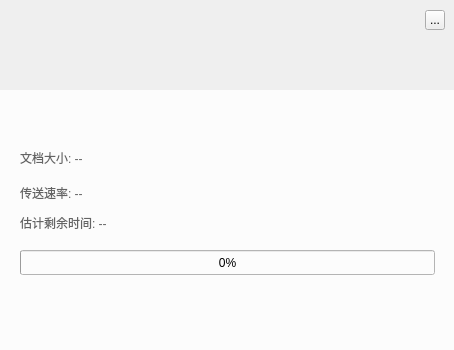
The window that TTKModule/TTKWidget/musicUiKits/musicWidgetKits/musicsourceupdatewidget.ui (Greedysky/TTKMusicPlayer) describes before a commit, drawn with Qt 5.
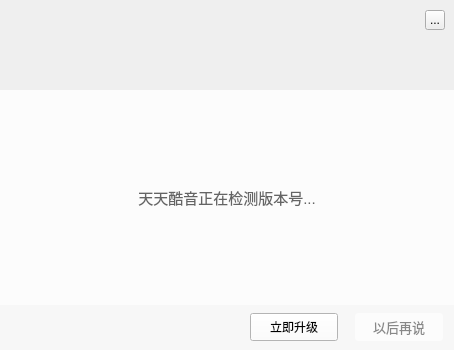
The same window after the commit. The open tabs and pages were chosen to show the change. Icons and pictures are not drawn.

```diff
--- a/TTKModule/TTKWidget/musicUiKits/musicWidgetKits/musicsourceupdatewidget.ui
+++ b/TTKModule/TTKWidget/musicUiKits/musicWidgetKits/musicsourceupdatewidget.ui
@@ -29,7 +29,7 @@
     <string>...</string>
    </property>
   </widget>
-  <widget class="QStackedWidget" name="stackedWidget">
+  <widget class="QWidget" name="container">
    <property name="geometry">
     <rect>
      <x>0</x>
@@ -41,10 +41,7 @@
    <property name="styleSheet">
     <string notr="true">background:#FCFCFC;</string>
    </property>
-   <property name="currentIndex">
-    <number>0</number>
-   </property>
-   <widget class="QWidget" name="first">
+   <widget class="QWidget" name="body">
     <widget class="QLabel" name="titleLable">
      <property name="geometry">
       <rect>
@@ -129,75 +126,6 @@
     <zorder>upgradeButton</zorder>
     <zorder>cancelButton</zorder>
    </widget>
-   <widget class="QWidget" name="second">
-    <property name="styleSheet">
-     <string notr="true"/>
-    </property>
-    <widget class="QLabel" name="timeLabel">
-     <property name="geometry">
-      <rect>
-       <x>20</x>
-       <y>125</y>
-       <width>201</width>
-       <height>16</height>
-      </rect>
-     </property>
-     <property name="styleSheet">
-      <string notr="true">color:rgb(100, 100, 100);</string>
-     </property>
-     <property name="text">
-      <string>估计剩余时间: --</string>
-     </property>
-    </widget>
-    <widget class="QProgressBar" name="downProgressBar">
-     <property name="geometry">
-      <rect>
-       <x>20</x>
-       <y>160</y>
-       <width>415</width>
-       <height>25</height>
-      </rect>
-     </property>
-     <property name="value">
-      <number>0</number>
-     </property>
-     <property name="alignment">
-      <set>Qt::AlignCenter</set>
-     </property>
-    </widget>
-    <widget class="QLabel" name="fileSizeLabel">
-     <property name="geometry">
-      <rect>
-       <x>20</x>
-       <y>60</y>
-       <width>201</width>
-       <height>16</height>
-      </rect>
-     </property>
-     <property name="styleSheet">
-      <string notr="true">color:rgb(100, 100, 100);</string>
-     </property>
-     <property name="text">
-      <string>文档大小: --</string>
-     </property>
-    </widget>
-    <widget class="QLabel" name="speedLabel">
-     <property name="geometry">
-      <rect>
-       <x>20</x>
-       <y>95</y>
-       <width>201</width>
-       <height>16</height>
-      </rect>
-     </property>
-     <property name="styleSheet">
-      <string notr="true">color:rgb(100, 100, 100);</string>
-     </property>
-     <property name="text">
-      <string>传送速率: --</string>
-     </property>
-    </widget>
-   </widget>
   </widget>
   <widget class="QLabel" name="background">
    <property name="geometry">
```
Left out of the diff: 2 changed lines with no effect on the pictures.
